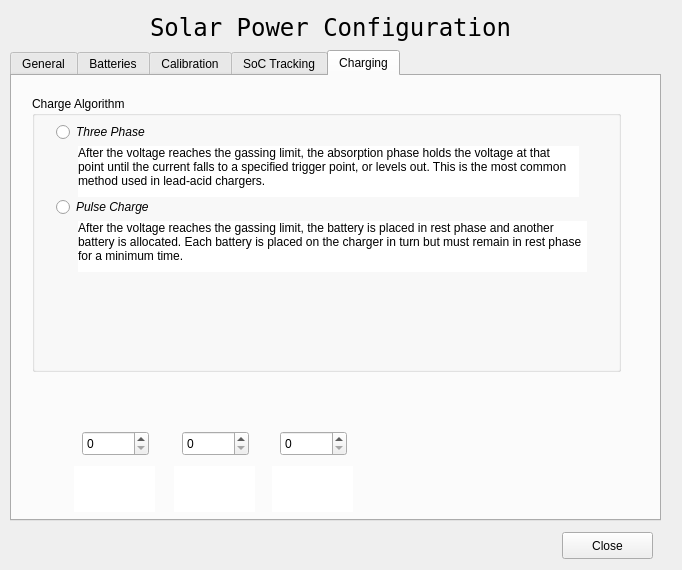
dmsherazi/Battery-Management-System, file gui/power-management-configure.ui: the form before one commit.
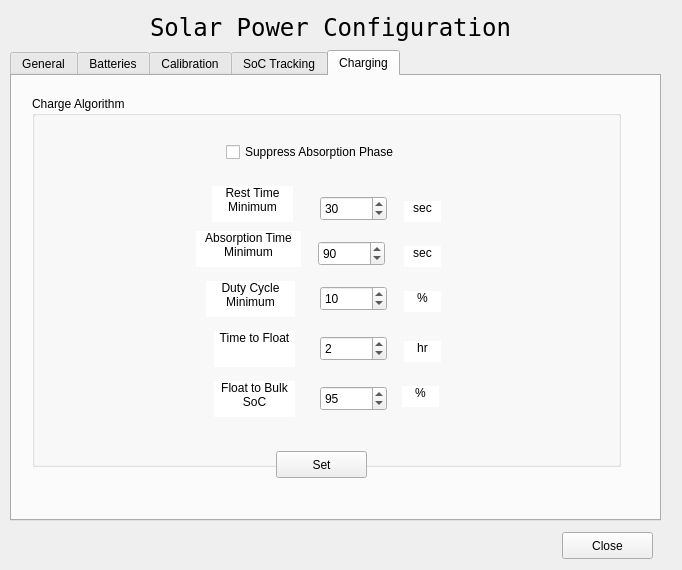
The form after the commit. The open tabs and pages were chosen to show the change.

Commit message: GUI Initial changes to config of charging to mute absorption phase and update parameters.

```diff
--- a/gui/power-management-configure.ui
+++ b/gui/power-management-configure.ui
@@ -1265,65 +1265,235 @@
        <x>20</x>
        <y>20</y>
        <width>589</width>
-       <height>276</height>
+       <height>371</height>
       </rect>
      </property>
      <property name="title">
       <string>Charge Algorithm</string>
      </property>
-     <widget class="QRadioButton" name="threePhaseButton">
+     <widget class="QSpinBox" name="restTimerSpinBox">
       <property name="geometry">
        <rect>
-        <x>24</x>
-        <y>25</y>
-        <width>109</width>
-        <height>22</height>
-       </rect>
-      </property>
-      <property name="font">
-       <font>
-        <italic>true</italic>
-       </font>
-      </property>
-      <property name="text">
-       <string>Three Phase</string>
-      </property>
-     </widget>
-     <widget class="QRadioButton" name="pulseButton">
-      <property name="geometry">
-       <rect>
-        <x>24</x>
+        <x>288</x>
         <y>100</y>
-        <width>161</width>
+        <width>67</width>
+        <height>25</height>
+       </rect>
+      </property>
+      <property name="value">
+       <number>30</number>
+      </property>
+     </widget>
+     <widget class="QSpinBox" name="absorptionTimeSpinBox">
+      <property name="geometry">
+       <rect>
+        <x>286</x>
+        <y>145</y>
+        <width>67</width>
+        <height>25</height>
+       </rect>
+      </property>
+      <property name="value">
+       <number>90</number>
+      </property>
+     </widget>
+     <widget class="QSpinBox" name="minimumDutyCycleSpinBox">
+      <property name="geometry">
+       <rect>
+        <x>288</x>
+        <y>190</y>
+        <width>67</width>
+        <height>25</height>
+       </rect>
+      </property>
+      <property name="value">
+       <number>10</number>
+      </property>
+     </widget>
+     <widget class="QSpinBox" name="floatDelaySpinBox">
+      <property name="geometry">
+       <rect>
+        <x>288</x>
+        <y>240</y>
+        <width>67</width>
+        <height>25</height>
+       </rect>
+      </property>
+      <property name="value">
+       <number>2</number>
+      </property>
+     </widget>
+     <widget class="QSpinBox" name="floatBulkSoCSpinBox">
+      <property name="geometry">
+       <rect>
+        <x>288</x>
+        <y>290</y>
+        <width>67</width>
+        <height>25</height>
+       </rect>
+      </property>
+      <property name="value">
+       <number>95</number>
+      </property>
+     </widget>
+     <widget class="QLabel" name="restTimeLabel">
+      <property name="geometry">
+       <rect>
+        <x>180</x>
+        <y>90</y>
+        <width>81</width>
+        <height>36</height>
+       </rect>
+      </property>
+      <property name="toolTip">
+       <string>Minimum time to remain in rest phase before changing to another ready battery.</string>
+      </property>
+      <property name="styleSheet">
+       <string notr="true">background-color: rgb(255, 255, 255);</string>
+      </property>
+      <property name="text">
+       <string>Rest Time Minimum</string>
+      </property>
+      <property name="alignment">
+       <set>Qt::AlignHCenter|Qt::AlignTop</set>
+      </property>
+      <property name="wordWrap">
+       <bool>true</bool>
+      </property>
+     </widget>
+     <widget class="QLabel" name="absorptionTimeLabel">
+      <property name="geometry">
+       <rect>
+        <x>164</x>
+        <y>135</y>
+        <width>105</width>
+        <height>36</height>
+       </rect>
+      </property>
+      <property name="toolTip">
+       <string>Minimum time to remain in absorption phase before changing to another ready battery.</string>
+      </property>
+      <property name="styleSheet">
+       <string notr="true">background-color: rgb(255, 255, 255);</string>
+      </property>
+      <property name="text">
+       <string>Absorption Time Minimum</string>
+      </property>
+      <property name="alignment">
+       <set>Qt::AlignHCenter|Qt::AlignTop</set>
+      </property>
+      <property name="wordWrap">
+       <bool>true</bool>
+      </property>
+     </widget>
+     <widget class="QLabel" name="dutyCyclMinimumLabel">
+      <property name="geometry">
+       <rect>
+        <x>174</x>
+        <y>185</y>
+        <width>89</width>
+        <height>36</height>
+       </rect>
+      </property>
+      <property name="toolTip">
+       <string>Minimum Duty Cycle to prevent zero collapse.</string>
+      </property>
+      <property name="styleSheet">
+       <string notr="true">background-color: rgb(255, 255, 255);</string>
+      </property>
+      <property name="text">
+       <string>Duty Cycle Minimum</string>
+      </property>
+      <property name="alignment">
+       <set>Qt::AlignHCenter|Qt::AlignTop</set>
+      </property>
+      <property name="wordWrap">
+       <bool>true</bool>
+      </property>
+     </widget>
+     <widget class="QLabel" name="floatTimeLabel">
+      <property name="geometry">
+       <rect>
+        <x>182</x>
+        <y>235</y>
+        <width>81</width>
+        <height>36</height>
+       </rect>
+      </property>
+      <property name="toolTip">
+       <string>Maximum time in absorption phase befoer changing to float.</string>
+      </property>
+      <property name="styleSheet">
+       <string notr="true">background-color: rgb(255, 255, 255);</string>
+      </property>
+      <property name="text">
+       <string>Time to Float</string>
+      </property>
+      <property name="alignment">
+       <set>Qt::AlignHCenter|Qt::AlignTop</set>
+      </property>
+      <property name="wordWrap">
+       <bool>true</bool>
+      </property>
+     </widget>
+     <widget class="QLabel" name="floatBulkSoCLabel">
+      <property name="geometry">
+       <rect>
+        <x>182</x>
+        <y>285</y>
+        <width>81</width>
+        <height>36</height>
+       </rect>
+      </property>
+      <property name="toolTip">
+       <string>SoC at which the battery in float is changed to bulk phase</string>
+      </property>
+      <property name="styleSheet">
+       <string notr="true">background-color: rgb(255, 255, 255);</string>
+      </property>
+      <property name="text">
+       <string>Float to Bulk SoC</string>
+      </property>
+      <property name="alignment">
+       <set>Qt::AlignHCenter|Qt::AlignTop</set>
+      </property>
+      <property name="wordWrap">
+       <bool>true</bool>
+      </property>
+     </widget>
+     <widget class="QCheckBox" name="absorptionMuteCheckbox">
+      <property name="geometry">
+       <rect>
+        <x>194</x>
+        <y>45</y>
+        <width>211</width>
         <height>22</height>
        </rect>
       </property>
-      <property name="font">
-       <font>
-        <italic>true</italic>
-       </font>
+      <property name="toolTip">
+       <string>Stop the batteries using absorption phase to avoid EMI effects.</string>
       </property>
       <property name="text">
-       <string>Pulse Charge</string>
+       <string>Suppress Absorption Phase</string>
       </property>
      </widget>
      <widget class="QLabel" name="threePhaseText">
       <property name="geometry">
        <rect>
-        <x>46</x>
-        <y>50</y>
-        <width>501</width>
-        <height>51</height>
+        <x>372</x>
+        <y>105</y>
+        <width>37</width>
+        <height>21</height>
        </rect>
       </property>
       <property name="styleSheet">
        <string notr="true">background-color: rgb(255, 255, 255);</string>
       </property>
       <property name="text">
-       <string>After the voltage reaches the gassing limit, the absorption phase holds the voltage at that point until the current falls to a specified trigger point, or levels out. This is the most common method used in lead-acid chargers.</string>
+       <string>sec</string>
       </property>
       <property name="alignment">
-       <set>Qt::AlignLeading|Qt::AlignLeft|Qt::AlignTop</set>
+       <set>Qt::AlignHCenter|Qt::AlignTop</set>
       </property>
       <property name="wordWrap">
        <bool>true</bool>
@@ -1332,33 +1502,32 @@
      <widget class="QLabel" name="threePhaseText_2">
       <property name="geometry">
        <rect>
-        <x>46</x>
-        <y>125</y>
-        <width>509</width>
-        <height>51</height>
+        <x>372</x>
+        <y>150</y>
+        <width>37</width>
+        <height>21</height>
        </rect>
       </property>
       <property name="styleSheet">
        <string notr="true">background-color: rgb(255, 255, 255);</string>
       </property>
       <property name="text">
-       <string>After the voltage reaches the gassing limit, the battery is placed in rest phase and another battery is allocated. Each battery is placed on the charger in turn but must remain in rest phase for a minimum time.</string>
+       <string>sec</string>
       </property>
       <property name="alignment">
-       <set>Qt::AlignLeading|Qt::AlignLeft|Qt::AlignTop</set>
+       <set>Qt::AlignHCenter|Qt::AlignTop</set>
       </property>
       <property name="wordWrap">
        <bool>true</bool>
       </property>
      </widget>
-    </widget>
-    <widget class="QLabel" name="chargeParameterText_1">
+     <widget class="QLabel" name="hrLabel">
      <property name="geometry">
       <rect>
-       <x>62</x>
-       <y>390</y>
-       <width>81</width>
-       <height>46</height>
+        <x>372</x>
+        <y>245</y>
+        <width>37</width>
+        <height>21</height>
       </rect>
      </property>
      <property name="toolTip">
@@ -1368,7 +1537,7 @@
       <string notr="true">background-color: rgb(255, 255, 255);</string>
      </property>
      <property name="text">
-      <string/>
+       <string>hr</string>
      </property>
      <property name="alignment">
       <set>Qt::AlignHCenter|Qt::AlignTop</set>
@@ -1377,35 +1546,15 @@
       <bool>true</bool>
      </property>
     </widget>
-    <widget class="QSpinBox" name="chargeParameterSpinBox_1">
+     <widget class="QLabel" name="percentLabel">
      <property name="geometry">
       <rect>
-       <x>70</x>
-       <y>355</y>
-       <width>67</width>
-       <height>25</height>
-      </rect>
-     </property>
-    </widget>
-    <widget class="QSpinBox" name="chargeParameterSpinBox_2">
-     <property name="geometry">
-      <rect>
-       <x>170</x>
-       <y>355</y>
-       <width>67</width>
-       <height>25</height>
-      </rect>
-     </property>
-    </widget>
-    <widget class="QLabel" name="chargeParameterText_2">
-     <property name="geometry">
-      <rect>
-       <x>162</x>
-       <y>390</y>
-       <width>81</width>
-       <height>46</height>
-      </rect>
-     </property>
+        <x>372</x>
+        <y>195</y>
+        <width>37</width>
+        <height>21</height>
+       </rect>
+      </property>
      <property name="toolTip">
       <string/>
      </property>
@@ -1413,7 +1562,7 @@
       <string notr="true">background-color: rgb(255, 255, 255);</string>
      </property>
      <property name="text">
-      <string/>
+       <string>%</string>
      </property>
      <property name="alignment">
       <set>Qt::AlignHCenter|Qt::AlignTop</set>
@@ -1422,25 +1571,15 @@
       <bool>true</bool>
      </property>
     </widget>
-    <widget class="QSpinBox" name="chargeParameterSpinBox_3">
+     <widget class="QLabel" name="percentLabel_2">
      <property name="geometry">
       <rect>
-       <x>268</x>
-       <y>355</y>
-       <width>67</width>
-       <height>25</height>
-      </rect>
-     </property>
-    </widget>
-    <widget class="QLabel" name="chargeParameterText_3">
-     <property name="geometry">
-      <rect>
-       <x>260</x>
-       <y>390</y>
-       <width>81</width>
-       <height>46</height>
-      </rect>
-     </property>
+        <x>370</x>
+        <y>290</y>
+        <width>37</width>
+        <height>21</height>
+       </rect>
+      </property>
      <property name="toolTip">
       <string/>
      </property>
@@ -1448,13 +1587,27 @@
       <string notr="true">background-color: rgb(255, 255, 255);</string>
      </property>
      <property name="text">
-      <string/>
+       <string>%</string>
      </property>
      <property name="alignment">
       <set>Qt::AlignHCenter|Qt::AlignTop</set>
      </property>
      <property name="wordWrap">
       <bool>true</bool>
+      </property>
+     </widget>
+    </widget>
+    <widget class="QPushButton" name="setChargeOptionButton">
+     <property name="geometry">
+      <rect>
+       <x>264</x>
+       <y>375</y>
+       <width>91</width>
+       <height>27</height>
+      </rect>
+     </property>
+     <property name="text">
+      <string>Set</string>
      </property>
     </widget>
    </widget>
```
Left out of the diff: 16 changed lines with no effect on the pictures. Lines whose indentation alone changed are shown as unchanged. The commit also changes 2 other files.
